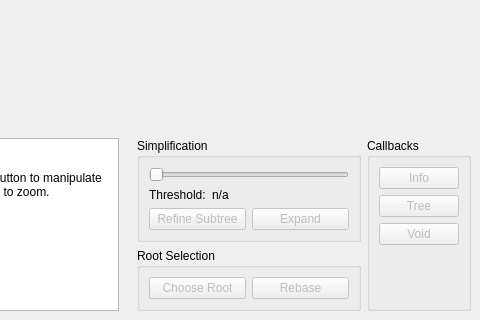
eldridgejm/denali, file qtgui/MainWindow.ui: the form before one commit; both pictures show x 447 to 927 and y 492 to 812 of the 927 by 812 pixel window.
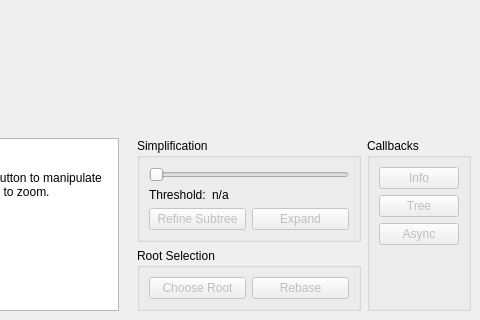
The form after the commit. Custom widgets are drawn as their Qt base class.

Commit message: Switched void callback to async.

```diff
--- a/qtgui/MainWindow.ui
+++ b/qtgui/MainWindow.ui
@@ -47,7 +47,7 @@
           <bool>false</bool>
          </property>
          <property name="text">
-          <string>Void</string>
+          <string>Async</string>
          </property>
         </widget>
        </item>
```
Left out of the diff: 2 changed lines with no effect on the pictures. The commit also changes 5 other files.
